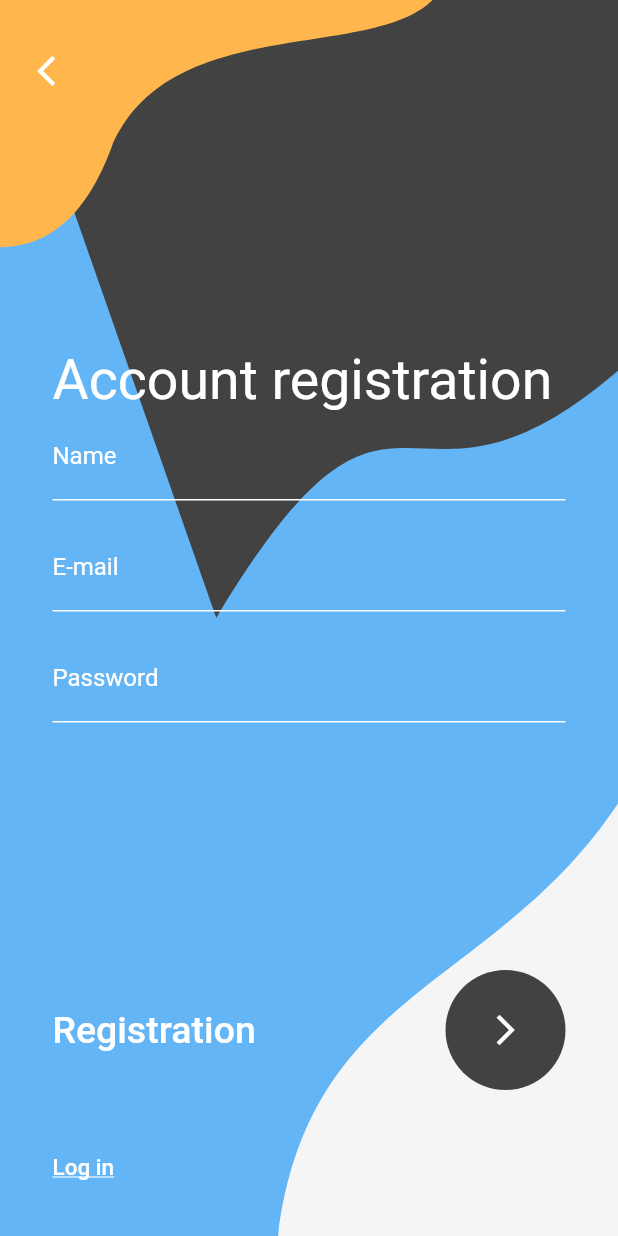
After one commit to 8DietmarBarbarossa8/SignInApp, a Flutter app: the screen it shows after launch, after a tap on the "arrow forward ios" icon, on a phone screen of 412 x 824 dp. The commit adds this screen. Run offline on Flutter 3.47's test engine with Material 2 defaults, Android fonts, the phone set to English and light mode, and no system bars.

Commit message:
completed ui app

```diff
--- a/lib/main.dart
+++ b/lib/main.dart
@@ -1,4 +1,5 @@
 import 'package:flutter/material.dart';
+import 'package:sign_in_application/signup.dart';
 
 main() => runApp(const LogInApp());
 
@@ -47,7 +48,7 @@ class _LoginPageState extends State<LoginPage> {
 
   Expanded _getHeader() {
     return Expanded(
-      flex: 2,
+      flex: 3,
       child: Container(
         alignment: Alignment.bottomLeft,
         child: const Text("Welcome",
@@ -78,18 +79,24 @@ class _LoginPageState extends State<LoginPage> {
 
   Expanded _getSignIn() {
     return Expanded(
-      flex: 1,
+      flex: 2,
       child: Row(
         mainAxisAlignment: MainAxisAlignment.spaceBetween,
         children: [
           const Text("Log in",
               style: TextStyle(fontSize: 25, fontWeight: FontWeight.w500)),
-          CircleAvatar(
+          GestureDetector(
+            onTap: () {
+              Navigator.push(context,
+                  MaterialPageRoute(builder: (context) => const SignUpPage()));
+            },
+            child: CircleAvatar(
               backgroundColor: Colors.grey.shade800,
               radius: 40,
               child: const Icon(
                 Icons.arrow_forward_ios,
                 color: Colors.white,
+              ),
             ),
           )
         ],
@@ -102,15 +109,21 @@ class _LoginPageState extends State<LoginPage> {
       flex: 1,
       child: Row(
         mainAxisAlignment: MainAxisAlignment.spaceBetween,
-        children: const [
-          Text(
+        children: [
+          GestureDetector(
+            onTap: () {
+              Navigator.push(context,
+                  MaterialPageRoute(builder: (context) => const SignUpPage()));
+            },
+            child: const Text(
               "Registration",
               style: TextStyle(
                   fontSize: 15,
                   fontWeight: FontWeight.w500,
                   decoration: TextDecoration.underline),
             ),
-          Text(
+          ),
+          const Text(
             "Forget password?",
             style: TextStyle(
                 fontSize: 15,
--- /dev/null
+++ b/lib/signup.dart
@@ -0,0 +1,179 @@
+import 'package:flutter/material.dart';
+import 'main.dart';
+
+class SignUpPage extends StatefulWidget {
+  const SignUpPage({Key? key}) : super(key: key);
+
+  @override
+  State<SignUpPage> createState() => _SignUpPageState();
+}
+
+class _SignUpPageState extends State<SignUpPage> {
+  @override
+  Widget build(BuildContext context) {
+    return Scaffold(
+      body: CustomPaint(
+        painter: BackgroundSignUp(),
+        child: Stack(
+          children: [
+            GestureDetector(
+              onTap: () => goBack(),
+              child: Container(
+                padding: const EdgeInsets.only(left: 25, top: 35),
+                child: const Icon(Icons.arrow_back_ios, color: Colors.white),
+              ),
+            ),
+            Padding(
+              padding: const EdgeInsets.symmetric(horizontal: 35),
+              child: Column(children: [
+                _getHeader(),
+                _getInputs(),
+                _getSignUp(),
+                _getBottomRow()
+              ]),
+            )
+          ],
+        ),
+      ),
+    );
+  }
+
+  Expanded _getHeader() {
+    return Expanded(
+      flex: 3,
+      child: Container(
+        alignment: Alignment.bottomLeft,
+        child: const Text(
+          "Account registration",
+          style: TextStyle(color: Colors.white, fontSize: 37),
+        ),
+      ),
+    );
+  }
+
+  Expanded _getInputs() {
+    return Expanded(
+      flex: 4,
+      child: Column(
+        mainAxisAlignment: MainAxisAlignment.start,
+        children: [
+          _getTextField("Name"),
+          const SizedBox(
+            height: 15,
+          ),
+          _getTextField("E-mail"),
+          const SizedBox(
+            height: 15,
+          ),
+          _getTextField("Password"),
+          const SizedBox(
+            height: 15,
+          ),
+        ],
+      ),
+    );
+  }
+
+  TextField _getTextField(String name) {
+    return TextField(
+      decoration: InputDecoration(
+          enabledBorder: const UnderlineInputBorder(
+              borderSide: BorderSide(color: Colors.white)),
+          labelText: name,
+          labelStyle: const TextStyle(color: Colors.white)),
+    );
+  }
+
+  Expanded _getSignUp() {
+    return Expanded(
+        flex: 1,
+        child: Row(
+          mainAxisAlignment: MainAxisAlignment.spaceBetween,
+          children: [
+            const Text(
+              "Registration",
+              style: TextStyle(
+                  fontSize: 25,
+                  fontWeight: FontWeight.w500,
+                  color: Colors.white),
+            ),
+            CircleAvatar(
+              backgroundColor: Colors.grey.shade800,
+              radius: 40,
+              child: const Icon(Icons.arrow_forward_ios, color: Colors.white),
+            )
+          ],
+        ));
+  }
+
+  Expanded _getBottomRow() {
+    return Expanded(
+      flex: 1,
+      child: Row(
+        children: [
+          GestureDetector(
+            onTap: () => goBack(),
+            child: const Text(
+              "Log in",
+              style: TextStyle(
+                  color: Colors.white,
+                  fontSize: 15,
+                  fontWeight: FontWeight.w500,
+                  decoration: TextDecoration.underline),
+            ),
+          )
+        ],
+      ),
+    );
+  }
+
+  void goBack() {
+    Navigator.pop(context);
+  }
+}
+
+class BackgroundSignUp extends CustomPainter {
+  @override
+  void paint(Canvas canvas, Size size) {
+    double sw = size.width;
+    double sh = size.height;
+    Paint paint = Paint();
+
+    Path mainBackground = Path();
+    mainBackground.addRect(Rect.fromLTRB(0, 0, sw, sh));
+    paint.color = Colors.grey.shade100;
+    canvas.drawPath(mainBackground, paint);
+
+    Path blueWave = Path();
+    blueWave.lineTo(sw, 0);
+    blueWave.lineTo(sw, sh * 0.65);
+    blueWave.cubicTo(sw * 0.8, sh * 0.8, sw * 0.5, sh * 0.8, sw * 0.45, sh);
+    blueWave.lineTo(0, sh);
+    blueWave.close();
+    paint.color = Colors.blue.shade300;
+    canvas.drawPath(blueWave, paint);
+
+    Path greyWave = Path();
+    greyWave.lineTo(sw, 0);
+    greyWave.lineTo(sw, sh * 0.3);
+    greyWave.cubicTo(
+        sw * 0.65, sh * 0.45, sw * 0.65, sh * 0.25, sw * 0.35, sh * 0.5);
+    greyWave.close();
+    paint.color = Colors.grey.shade800;
+    canvas.drawPath(greyWave, paint);
+
+    Path yellowWave = Path();
+    yellowWave.lineTo(sw * 0.7, 0);
+    yellowWave.cubicTo(
+        sw * 0.6, sh * 0.05, sw * 0.27, sh * 0.01, sw * 0.18, sh * 0.12);
+    yellowWave.quadraticBezierTo(sw * 0.12, sh * 0.2, 0, sh * 0.2);
+    yellowWave.close();
+    paint.color = Colors.orange.shade300;
+    canvas.drawPath(yellowWave, paint);
+  }
+
+  @override
+  bool shouldRepaint(covariant CustomPainter oldDelegate) {
+    return oldDelegate != this;
+  }
+}
```
Lines whose indentation alone changed are shown as unchanged.
